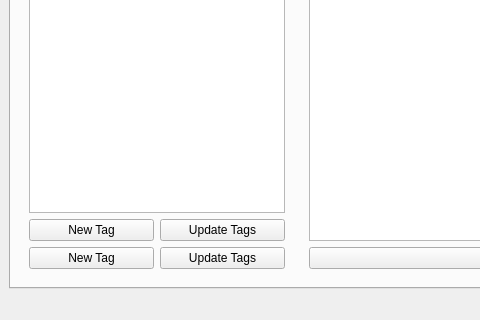
Before: the Qt Designer form iknow/ui/mainwindow.ui in j-kallwies/IKnow, drawn with Qt 5; both pictures show x 0 to 480 and y 359 to 679 of the 1018 by 679 pixel window.
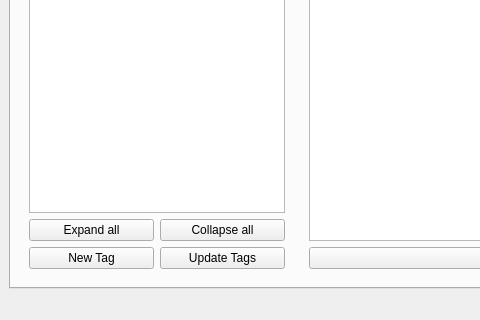
After: the same form once the commit is applied.

Commit message: Buttons to expand and collapse Tag Tree Widget

Patch:
```diff
--- a/iknow/ui/mainwindow.ui
+++ b/iknow/ui/mainwindow.ui
@@ -75,16 +75,16 @@
             </widget>
            </item>
            <item row="1" column="0">
-            <widget class="QPushButton" name="newTagButton">
+            <widget class="QPushButton" name="expandAllTagsButton">
              <property name="text">
-              <string>New Tag</string>
+              <string>Expand all</string>
              </property>
             </widget>
            </item>
            <item row="1" column="1">
-            <widget class="QPushButton" name="updateTagsButton">
+            <widget class="QPushButton" name="collapseAllTagsButton">
              <property name="text">
-              <string>Update Tags</string>
+              <string>Collapse all</string>
              </property>
             </widget>
            </item>
```
Left out of the diff: 35 changed lines with no effect on the pictures.
